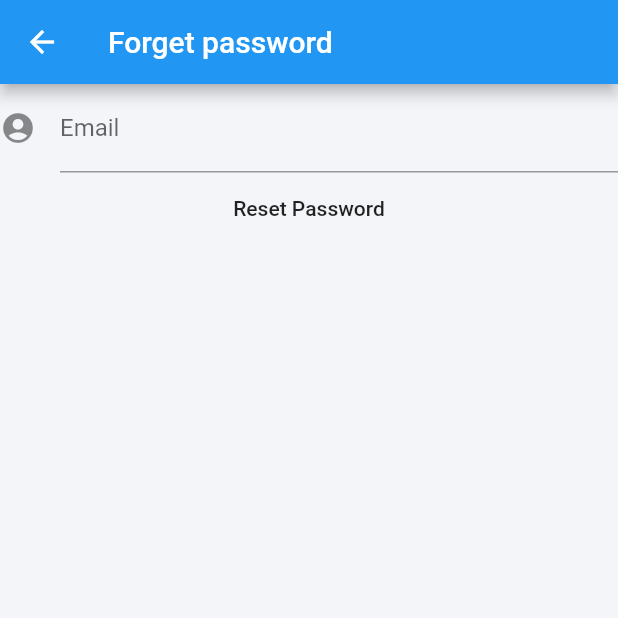
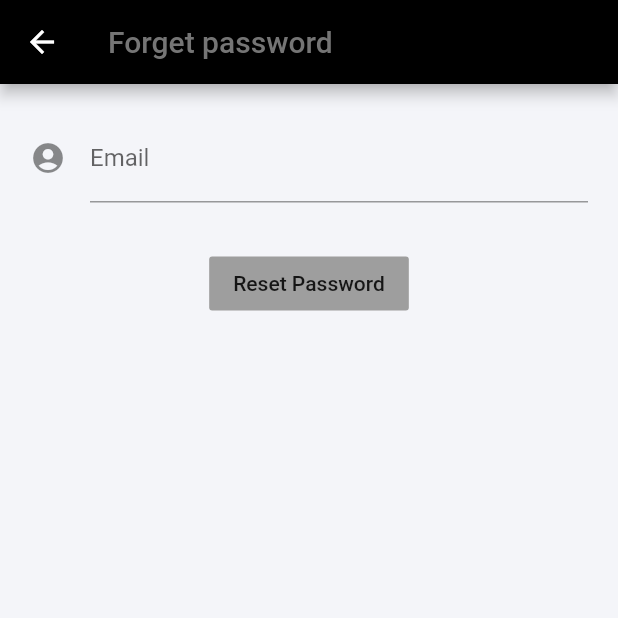
Before and after one commit to sunny-jang/cat_posting_app, a Flutter app: the ForgetPassword screen opened directly, on a phone screen of 412 x 824 dp, the top half of it. Run offline on Flutter 3.47's test engine with Material 2 defaults, Android fonts, the phone set to English and light mode, and no system bars; drawn by our look-alikes of flutter_neumorphic; our stand-ins replace firebase_auth, firebase_database, firebase_storage, flutter_svg, image_picker; accounts and stored records are empty.

Commit message:
Modify design detail

```diff
--- a/lib/widgets/ForgetPassword.dart
+++ b/lib/widgets/ForgetPassword.dart
@@ -15,10 +15,14 @@ class _ForgetPasswordState extends State<ForgetPassword> {
   Widget build(BuildContext context) {
     return Scaffold(
       appBar: AppBar(
-        title: Text("Forget password"),
+        title: Text("Forget password", style: TextStyle(color: Colors.grey[600]),),
+        backgroundColor: Colors.black,
+
       ),
       body: Form(
         key: _formKey,
+        child: Container(
+          padding: EdgeInsets.all(20),
           child: Column(
             children: <Widget>[
               TextFormField(
@@ -34,7 +38,10 @@ class _ForgetPasswordState extends State<ForgetPassword> {
                   return null;
                 },
               ),
-            FlatButton(
+              Container(
+                padding: EdgeInsets.all(30),
+                child: FlatButton(
+                  color: Colors.grey,
                   onPressed: () async {
                     await FirebaseAuth.instance
                         .sendPasswordResetEmail(email: _emailControllor.text);
@@ -46,8 +53,10 @@ class _ForgetPasswordState extends State<ForgetPassword> {
                     Scaffold.of(_formKey.currentContext).showSnackBar(snackBar);
                   },
                   child: Text("Reset Password"),
+                ),
               )
             ],
+          ),
         ),
       ),
     );
```
Also changed, not shown: lib/timeline.dart (+67 -16 lines). Lines whose indentation alone changed are shown as unchanged.
